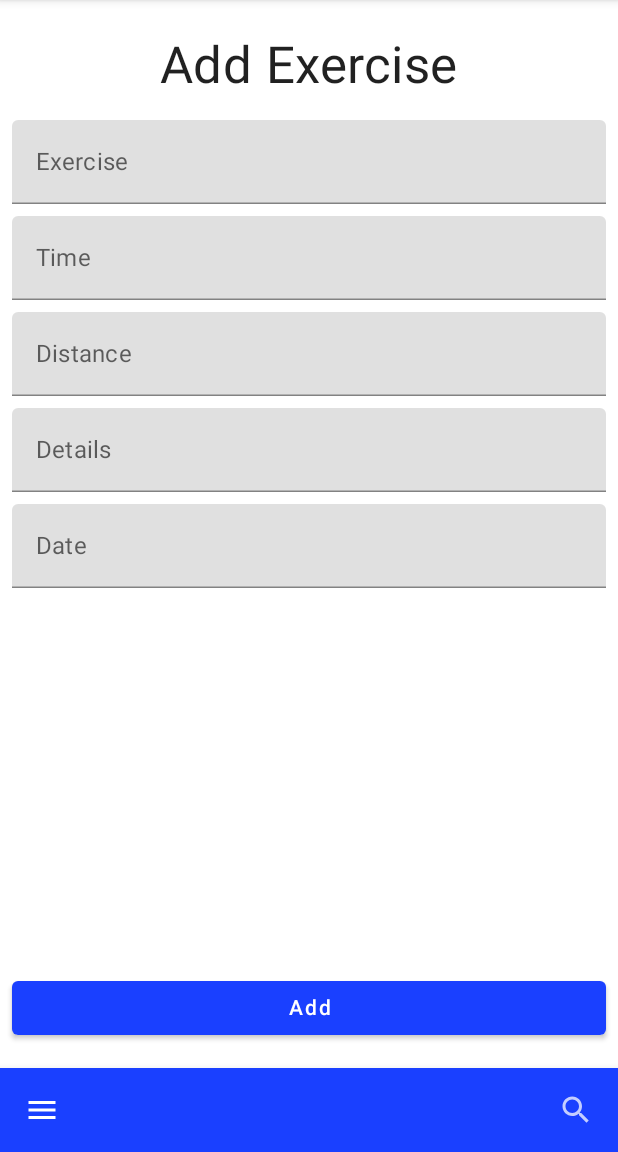
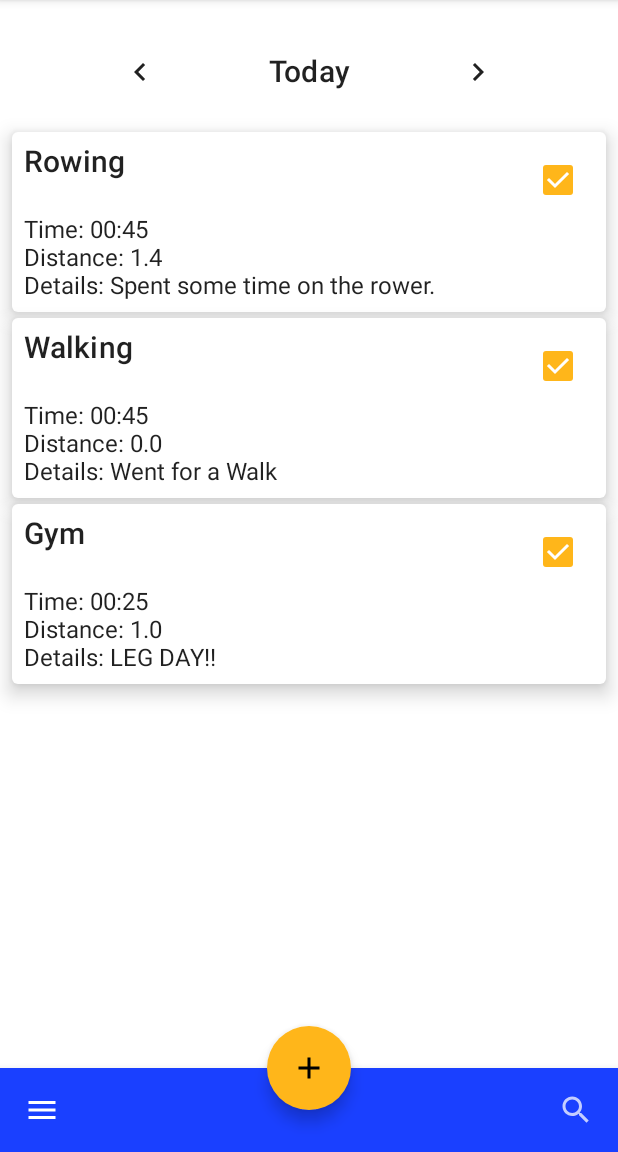
Before and after one commit to helloxmoto11/TrackMyFitness, an Android app built with Jetpack Compose: the screen it shows after launch (MainActivity), on a phone screen of 412 x 824 dp, the part 84-1236 px from its top. Run offline under Robolectric (Android 15) with nearby library versions, the phone set to English and light mode, and no system bars; our stand-ins replace Dagger/Hilt's generated code, livedata-compose.

Commit message:
Working on Navigation

```diff
--- a/app/build.gradle
+++ b/app/build.gradle
@@ -6,7 +6,7 @@ plugins {
 }
 
 android {
-    compileSdk 30
+    compileSdk 31
 
     defaultConfig {
         applicationId "com.manuelcaravantes.trackmyfitness"
@@ -79,7 +79,8 @@ dependencies {
     //Hilt
     implementation "com.google.dagger:hilt-android:$hilt_version"
     kapt "com.google.dagger:hilt-compiler:$hilt_version"
+    implementation 'androidx.hilt:hilt-navigation-compose:1.0.0-alpha03'
 
     //Navigation
-    implementation "androidx.navigation:navigation-compose:2.4.0-alpha06"
+    implementation "androidx.navigation:navigation-compose:2.4.0-alpha07"
 }
--- a/app/src/main/java/com/manuelcaravantes/trackmyfitness/MainActivity.kt
+++ b/app/src/main/java/com/manuelcaravantes/trackmyfitness/MainActivity.kt
@@ -13,7 +13,7 @@ import androidx.compose.runtime.Composable
 import androidx.compose.runtime.CompositionLocalProvider
 import androidx.compose.ui.Modifier
 import androidx.compose.ui.tooling.preview.Preview
-import com.manuelcaravantes.trackmyfitness.ui.addexercise.AddExerciseScreen
+import androidx.navigation.compose.rememberNavController
 import com.manuelcaravantes.trackmyfitness.ui.components.ScreenScaffold
 import com.manuelcaravantes.trackmyfitness.ui.theme.TrackMyFitnessTheme
 import dagger.hilt.android.AndroidEntryPoint
@@ -41,8 +41,9 @@ class MainActivity : ComponentActivity() {
 @ExperimentalMaterialApi
 @Composable
 fun MainLayout() {
+    val navController = rememberNavController()
 
-    ScreenScaffold(screen = { AddExerciseScreen(it) }, showFab = false)
+    ScreenScaffold(navController = navController)
 
 }
 
--- a/app/src/main/java/com/manuelcaravantes/trackmyfitness/ui/components/BaseScaffold.kt
+++ b/app/src/main/java/com/manuelcaravantes/trackmyfitness/ui/components/BaseScaffold.kt
@@ -9,18 +9,23 @@ import androidx.compose.runtime.Composable
 import androidx.compose.runtime.rememberCoroutineScope
 import androidx.compose.ui.Modifier
 import androidx.compose.ui.res.stringResource
+import androidx.navigation.NavHostController
+import androidx.navigation.compose.NavHost
+import androidx.navigation.compose.composable
 import com.manuelcaravantes.trackmyfitness.BottomBar
 import com.manuelcaravantes.trackmyfitness.Fab
 import com.manuelcaravantes.trackmyfitness.R
 import com.manuelcaravantes.trackmyfitness.TopBar
+import com.manuelcaravantes.trackmyfitness.ui.addexercise.AddExerciseScreen
+import com.manuelcaravantes.trackmyfitness.ui.main.MainScreen
 
 
 @ExperimentalMaterialApi
 @Composable
 fun ScreenScaffold(
     screenName: String = stringResource(id = R.string.app_name),
-    screen: @Composable (Modifier) -> Unit,
-    showFab: Boolean = true
+    showFab: Boolean = true,
+    navController: NavHostController
 ) {
     val scaffoldState = rememberScaffoldState()
     val scope = rememberCoroutineScope()
@@ -32,8 +37,19 @@ fun ScreenScaffold(
         isFloatingActionButtonDocked = true,
         floatingActionButtonPosition = FabPosition.Center,
         drawerContent = {}
-    ) {
-        screen(Modifier.padding(it))
-
+    ) { paddingValues ->
+        NavHost(
+            navController = navController,
+            startDestination = "MAINSCREEN",
+            modifier = Modifier.padding(paddingValues)
+        ) {
+            composable("MAINSCREEN") {
+                //val viewModel = hiltViewModel<MainScreenViewModel>()
+                MainScreen()
+            }
+            composable("AddScreen") {
+                AddExerciseScreen()
+            }
+        }
     }
 }
--- a/app/src/main/java/com/manuelcaravantes/trackmyfitness/ui/main/MainScreen.kt
+++ b/app/src/main/java/com/manuelcaravantes/trackmyfitness/ui/main/MainScreen.kt
@@ -14,7 +14,7 @@ import androidx.compose.ui.res.stringResource
 import androidx.compose.ui.text.style.TextAlign
 import androidx.compose.ui.tooling.preview.Preview
 import androidx.compose.ui.unit.dp
-import androidx.lifecycle.viewmodel.compose.viewModel
+import androidx.hilt.navigation.compose.hiltViewModel
 import com.manuelcaravantes.trackmyfitness.R
 import com.manuelcaravantes.trackmyfitness.data.model.Exercise
 import com.manuelcaravantes.trackmyfitness.data.model.fakeExercise
@@ -24,7 +24,7 @@ import com.manuelcaravantes.trackmyfitness.data.model.fakeExercise
 @Composable
 fun MainScreen(
     modifier: Modifier = Modifier,
-    mainScreenViewModel: MainScreenViewModel = viewModel()
+    mainScreenViewModel: MainScreenViewModel = hiltViewModel()
 ) {
     val workouts = mainScreenViewModel.exercises.observeAsState()
     val date = mainScreenViewModel.date.observeAsState()
--- a/app/src/main/res/values/strings.xml
+++ b/app/src/main/res/values/strings.xml
@@ -3,4 +3,5 @@
 
     <string name="empty_log_message">Uh Oh!\n
         It looks like there are no activities here. Click below to add one.</string>
+    <string name="main_screen">Main Screen</string>
 </resources>
```
